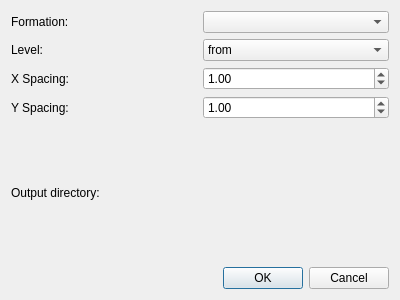
Above: export_raster_formation.ui from Oslandia/albion before the change. Below: the same form after it.
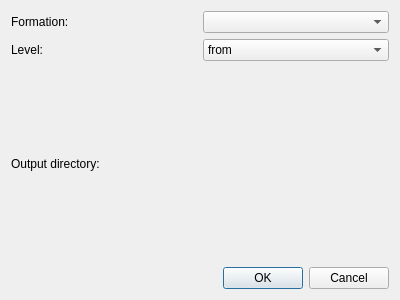
That is the form after the change. Custom widgets are drawn as their Qt base class.

Commit message: fix raster export and add some improvements

Diff of the .ui file:
```diff
--- a/export_raster_formation.ui
+++ b/export_raster_formation.ui
@@ -14,20 +14,10 @@
    <string>Dialog</string>
   </property>
   <layout class="QGridLayout" name="gridLayout">
-   <item row="0" column="1">
-    <widget class="QComboBox" name="formation"/>
-   </item>
-   <item row="0" column="0">
-    <widget class="QLabel" name="label">
-     <property name="text">
-      <string>Formation:</string>
-     </property>
-    </widget>
-   </item>
-   <item row="2" column="0">
-    <widget class="QLabel" name="label_3">
-     <property name="text">
-      <string>X Spacing:</string>
+   <item row="2" column="1">
+    <widget class="QgsFileWidget" name="outDir">
+     <property name="storageMode">
+      <enum>QgsFileWidget::GetDirectory</enum>
      </property>
     </widget>
    </item>
@@ -45,12 +35,8 @@
      </item>
     </widget>
    </item>
-   <item row="3" column="0">
-    <widget class="QLabel" name="label_4">
-     <property name="text">
-      <string>Y Spacing:</string>
-     </property>
-    </widget>
+   <item row="0" column="1">
+    <widget class="QComboBox" name="formation"/>
    </item>
    <item row="5" column="0" colspan="2">
     <widget class="QDialogButtonBox" name="buttonBox">
@@ -62,6 +48,20 @@
      </property>
     </widget>
    </item>
+   <item row="2" column="0">
+    <widget class="QLabel" name="label_5">
+     <property name="text">
+      <string>Output directory:</string>
+     </property>
+    </widget>
+   </item>
+   <item row="0" column="0">
+    <widget class="QLabel" name="label">
+     <property name="text">
+      <string>Formation:</string>
+     </property>
+    </widget>
+   </item>
    <item row="1" column="0">
     <widget class="QLabel" name="label_2">
      <property name="text">
@@ -69,37 +69,6 @@
      </property>
     </widget>
    </item>
-   <item row="2" column="1">
-    <widget class="QDoubleSpinBox" name="xspacing">
-     <property name="singleStep">
-      <double>1.000000000000000</double>
-     </property>
-     <property name="value">
-      <double>1.000000000000000</double>
-     </property>
-    </widget>
-   </item>
-   <item row="3" column="1">
-    <widget class="QDoubleSpinBox" name="yspacing">
-     <property name="value">
-      <double>1.000000000000000</double>
-     </property>
-    </widget>
-   </item>
-   <item row="4" column="1">
-    <widget class="QgsFileWidget" name="outDir">
-     <property name="storageMode">
-      <enum>QgsFileWidget::GetDirectory</enum>
-     </property>
-    </widget>
-   </item>
-   <item row="4" column="0">
-    <widget class="QLabel" name="label_5">
-     <property name="text">
-      <string>Output directory:</string>
-     </property>
-    </widget>
-   </item>
   </layout>
  </widget>
  <customwidgets>
```
Left out of the diff: 2 changed lines with no effect on the pictures. The commit also changes 7 other files.
